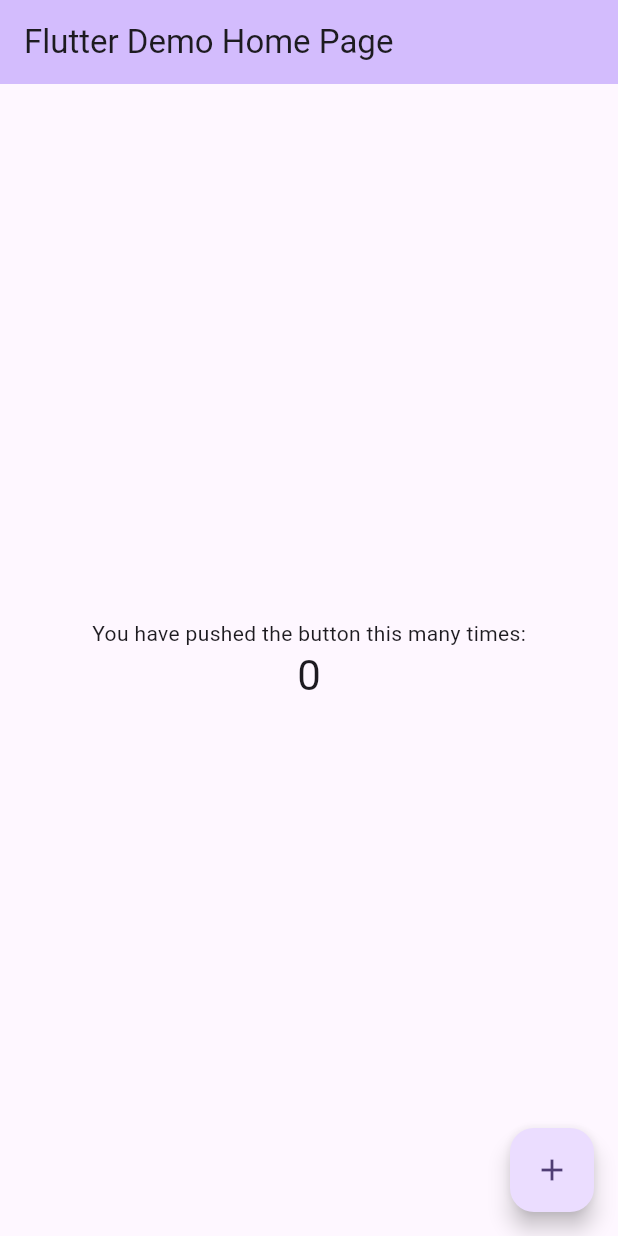
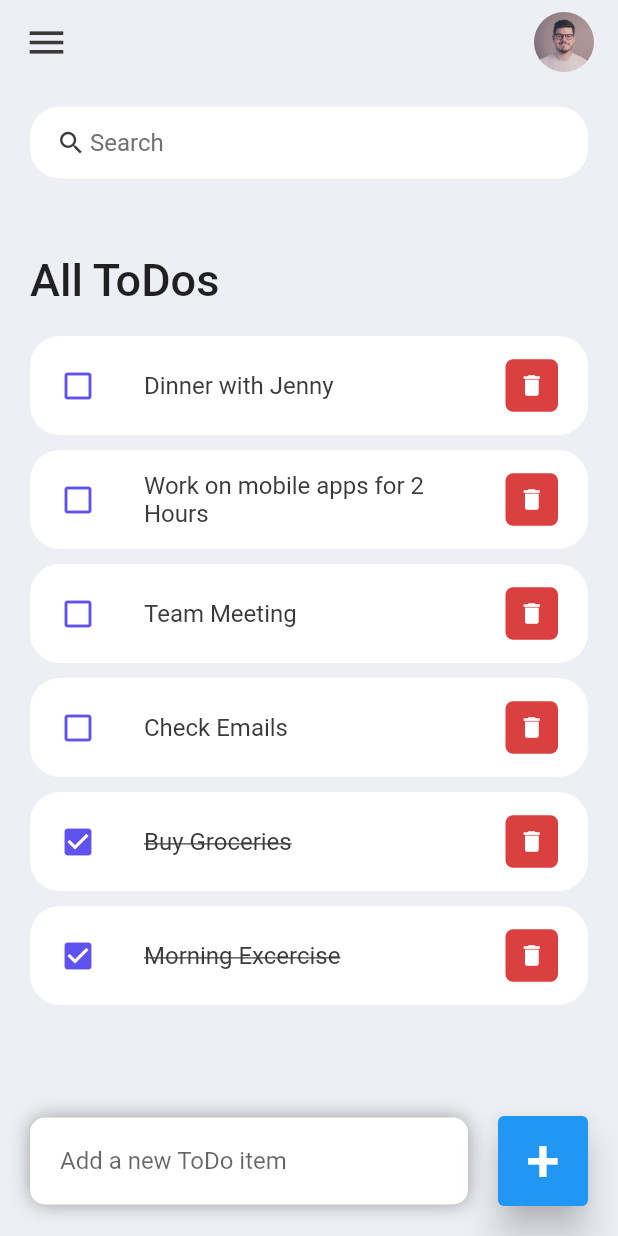
Before and after one commit to dhruvsoni2805/todo_app, a Flutter app: the screen it shows after launch, on a phone screen of 412 x 824 dp. Run offline on Flutter 3.47's test engine with Material 2 defaults, Android fonts, the phone set to English and light mode, and no system bars.

Commit message:
Implemented ToDo App

```diff
--- /dev/null
+++ b/lib/constants/colors.dart
@@ -0,0 +1,9 @@
+import 'package:flutter/material.dart';
+
+const Color tdRed = Color(0xFFDA4040);
+const Color tdBlue = Color(0xFF5F52EE);
+
+const Color tdBlack = Color(0xFF3A3A3A);
+const Color tdGrey = Color(0xFF717171);
+
+const Color tdBGColor = Color(0xFFEEEFF5);
--- a/lib/main.dart
+++ b/lib/main.dart
@@ -1,125 +1,24 @@
 import 'package:flutter/material.dart';
+import 'package:flutter/services.dart';
+import 'package:todo_app/screens/Home.dart';
 
 void main() {
+  //main function call first
+  //runApp() we have to pass the class
   runApp(const MyApp());
 }
 
 class MyApp extends StatelessWidget {
   const MyApp({super.key});
 
-  // This widget is the root of your application.
   @override
   Widget build(BuildContext context) {
-    return MaterialApp(
-      title: 'Flutter Demo',
-      theme: ThemeData(
-        // This is the theme of your application.
-        //
-        // TRY THIS: Try running your application with "flutter run". You'll see
-        // the application has a blue toolbar. Then, without quitting the app,
-        // try changing the seedColor in the colorScheme below to Colors.green
-        // and then invoke "hot reload" (save your changes or press the "hot
-        // reload" button in a Flutter-supported IDE, or press "r" if you used
-        // the command line to start the app).
-        //
-        // Notice that the counter didn't reset back to zero; the application
-        // state is not lost during the reload. To reset the state, use hot
-        // restart instead.
-        //
-        // This works for code too, not just values: Most code changes can be
-        // tested with just a hot reload.
-        colorScheme: ColorScheme.fromSeed(seedColor: Colors.deepPurple),
-        useMaterial3: true,
-      ),
-      home: const MyHomePage(title: 'Flutter Demo Home Page'),
+    SystemChrome.setSystemUIOverlayStyle(
+        const SystemUiOverlayStyle(statusBarColor: Colors.transparent));
+    return const MaterialApp(
+      debugShowCheckedModeBanner: false,
+      title: "To Do App",
+      home: Home(),
     );
   }
 }
-
-class MyHomePage extends StatefulWidget {
-  const MyHomePage({super.key, required this.title});
-
-  // This widget is the home page of your application. It is stateful, meaning
-  // that it has a State object (defined below) that contains fields that affect
-  // how it looks.
-
-  // This class is the configuration for the state. It holds the values (in this
-  // case the title) provided by the parent (in this case the App widget) and
-  // used by the build method of the State. Fields in a Widget subclass are
-  // always marked "final".
-
-  final String title;
-
-  @override
-  State<MyHomePage> createState() => _MyHomePageState();
-}
-
-class _MyHomePageState extends State<MyHomePage> {
-  int _counter = 0;
-
-  void _incrementCounter() {
-    setState(() {
-      // This call to setState tells the Flutter framework that something has
-      // changed in this State, which causes it to rerun the build method below
-      // so that the display can reflect the updated values. If we changed
-      // _counter without calling setState(), then the build method would not be
-      // called again, and so nothing would appear to happen.
-      _counter++;
-    });
-  }
-
-  @override
-  Widget build(BuildContext context) {
-    // This method is rerun every time setState is called, for instance as done
-    // by the _incrementCounter method above.
-    //
-    // The Flutter framework has been optimized to make rerunning build methods
-    // fast, so that you can just rebuild anything that needs updating rather
-    // than having to individually change instances of widgets.
-    return Scaffold(
-      appBar: AppBar(
-        // TRY THIS: Try changing the color here to a specific color (to
-        // Colors.amber, perhaps?) and trigger a hot reload to see the AppBar
-        // change color while the other colors stay the same.
-        backgroundColor: Theme.of(context).colorScheme.inversePrimary,
-        // Here we take the value from the MyHomePage object that was created by
-        // the App.build method, and use it to set our appbar title.
-        title: Text(widget.title),
-      ),
-      body: Center(
-        // Center is a layout widget. It takes a single child and positions it
-        // in the middle of the parent.
-        child: Column(
-          // Column is also a layout widget. It takes a list of children and
-          // arranges them vertically. By default, it sizes itself to fit its
-          // children horizontally, and tries to be as tall as its parent.
-          //
-          // Column has various properties to control how it sizes itself and
-          // how it positions its children. Here we use mainAxisAlignment to
-          // center the children vertically; the main axis here is the vertical
-          // axis because Columns are vertical (the cross axis would be
-          // horizontal).
-          //
-          // TRY THIS: Invoke "debug painting" (choose the "Toggle Debug Paint"
-          // action in the IDE, or press "p" in the console), to see the
-          // wireframe for each widget.
-          mainAxisAlignment: MainAxisAlignment.center,
-          children: <Widget>[
-            const Text(
-              'You have pushed the button this many times:',
-            ),
-            Text(
-              '$_counter',
-              style: Theme.of(context).textTheme.headlineMedium,
-            ),
-          ],
-        ),
-      ),
-      floatingActionButton: FloatingActionButton(
-        onPressed: _incrementCounter,
-        tooltip: 'Increment',
-        child: const Icon(Icons.add),
-      ), // This trailing comma makes auto-formatting nicer for build methods.
-    );
-  }
-}
--- /dev/null
+++ b/lib/model/todo.dart
@@ -0,0 +1,43 @@
+class ToDo {
+  String? id;
+  String? todoText;
+  bool isDone;
+
+  //constructor
+  ToDo({
+    required this.id,
+    required this.todoText,
+    this.isDone = false,
+  });
+
+  static List<ToDo> todoList() {
+    return [
+      ToDo(
+        id: '01',
+        todoText: 'Morning Excercise',
+        isDone: true,
+      ),
+      ToDo(
+        id: '02',
+        todoText: 'Buy Groceries',
+        isDone: true,
+      ),
+      ToDo(
+        id: '03',
+        todoText: 'Check Emails',
+      ),
+      ToDo(
+        id: '04',
+        todoText: 'Team Meeting',
+      ),
+      ToDo(
+        id: '05',
+        todoText: 'Work on mobile apps for 2 Hours',
+      ),
+      ToDo(
+        id: '06',
+        todoText: 'Dinner with Jenny',
+      ),
+    ];
+  }
+}
--- /dev/null
+++ b/lib/screens/Home.dart
@@ -0,0 +1,226 @@
+import 'package:flutter/material.dart';
+import 'package:todo_app/constants/colors.dart';
+import 'package:todo_app/widgets/todo_item.dart';
+
+import '../model/todo.dart';
+
+class Home extends StatefulWidget {
+  const Home({super.key});
+
+  @override
+  State<Home> createState() => _HomeState();
+}
+
+class _HomeState extends State<Home> {
+  final todooList = ToDo.todoList();
+  List<ToDo> _foundToDo = [];
+  final _todoController = TextEditingController();
+
+  @override
+  void initState() {
+    _foundToDo = todooList;
+    super.initState();
+  }
+
+  @override
+  Widget build(BuildContext context) {
+    return Scaffold(
+      backgroundColor: tdBGColor,
+      appBar: _buildAppBar(),
+      body: Stack(
+        children: [
+          Container(
+            padding: const EdgeInsets.symmetric(
+              horizontal: 20,
+              vertical: 15,
+            ),
+            child: Column(children: [
+              //search box containter added by the widget functioon call
+              searchBox(),
+              //List View For the all the ToDos Items.
+              Expanded(
+                child: ListView(
+                  children: [
+                    Container(
+                      margin: const EdgeInsets.only(
+                        top: 50,
+                        bottom: 20,
+                      ),
+                      child: const Text(
+                        "All ToDos",
+                        style: TextStyle(
+                          fontSize: 30,
+                          fontWeight: FontWeight.w500,
+                        ),
+                      ),
+                    ),
+                    for (ToDo todoo in _foundToDo.reversed)
+                      ToDoItem(
+                        todo: todoo,
+                        onToDoChanged: _handleToDoChange,
+                        onDeleteItem: _onDeleteToDoItem,
+                      ),
+                  ],
+                ),
+              )
+            ]),
+          ),
+          //creating the add the new ToDo Item at the bottom screen.
+          Align(
+            alignment: Alignment.bottomCenter,
+            child: Row(
+              children: [
+                // TextInput container for the new ToDo Item
+                Expanded(
+                  child: Container(
+                    margin: const EdgeInsets.only(
+                      bottom: 20,
+                      right: 20,
+                      left: 20,
+                    ),
+                    padding: const EdgeInsets.symmetric(
+                      horizontal: 20,
+                      vertical: 5,
+                    ),
+                    decoration: BoxDecoration(
+                      color: Colors.white,
+                      boxShadow: const [
+                        BoxShadow(
+                          color: Colors.grey,
+                          offset: Offset(0.0, 0.0),
+                          blurRadius: 10.0,
+                          spreadRadius: 0.0,
+                        ),
+                      ],
+                      borderRadius: BorderRadius.circular(10),
+                    ),
+                    child: TextField(
+                      controller: _todoController,
+                      decoration: const InputDecoration(
+                        hintText: "Add a new ToDo item",
+                        border: InputBorder.none,
+                      ),
+                    ),
+                  ),
+                ),
+                //Add ToDo Item Icon Button
+                Container(
+                  margin: const EdgeInsets.only(
+                    bottom: 20,
+                    right: 20,
+                  ),
+                  child: ElevatedButton(
+                    onPressed: () {
+                      _addToDoItem(_todoController.text);
+                    },
+                    style: ElevatedButton.styleFrom(
+                      minimumSize: const Size(60, 60),
+                      elevation: 10,
+                    ),
+                    child: const Text(
+                      "+",
+                      style: TextStyle(
+                        fontSize: 40,
+                      ),
+                    ),
+                  ),
+                )
+              ],
+            ),
+          )
+        ],
+      ),
+    );
+  }
+
+  void _handleToDoChange(ToDo toDo) {
+    setState(() {
+      toDo.isDone = !toDo.isDone;
+    });
+  }
+
+  void _onDeleteToDoItem(String id) {
+    setState(() {
+      todooList.removeWhere((item) => item.id == id);
+    });
+  }
+
+  void _addToDoItem(String toDo) {
+    setState(() {
+      todooList.add(ToDo(
+          id: DateTime.now().millisecondsSinceEpoch.toString(),
+          todoText: toDo));
+    });
+    _todoController.clear();
+  }
+
+  void _runFilter(String enteredKeyword) {
+    List<ToDo> results = [];
+
+    if (enteredKeyword.isEmpty) {
+      results = todooList;
+    } else {
+      results = todooList
+          .where((item) => item.todoText!
+              .toLowerCase()
+              .contains(enteredKeyword.toLowerCase()))
+          .toList();
+    }
+
+    setState(() {
+      _foundToDo = results;
+    });
+  }
+
+  Widget searchBox() {
+    return Container(
+        padding: const EdgeInsets.symmetric(horizontal: 15),
+        decoration: BoxDecoration(
+          color: Colors.white,
+          borderRadius: BorderRadius.circular(20),
+        ),
+        child: TextField(
+          onChanged: (value) => _runFilter(value),
+          decoration: const InputDecoration(
+            contentPadding: EdgeInsets.symmetric(vertical: 5.0),
+            prefixIcon: Icon(
+              Icons.search,
+              color: tdBlack,
+              size: 20,
+            ),
+            prefixIconConstraints: BoxConstraints(
+              maxHeight: 20,
+              minWidth: 25,
+            ),
+            border: InputBorder.none,
+            hintText: 'Search',
+            hintStyle: TextStyle(color: tdGrey),
+          ),
+        ));
+  }
+
+  AppBar _buildAppBar() {
+    return AppBar(
+      elevation: 0,
+      backgroundColor: tdBGColor,
+      title: Row(
+        mainAxisAlignment: MainAxisAlignment.spaceBetween,
+        children: [
+          const Icon(
+            Icons.menu,
+            color: tdBlack,
+            size: 30,
+          ),
+          Container(
+            height: 40,
+            width: 40,
+            child: ClipRRect(
+              borderRadius: BorderRadius.circular(20),
+              child: Image.asset('assets/images/avatar.jpeg'),
+            ),
+          )
+        ],
+      ),
+    );
+  }
+}
--- /dev/null
+++ b/lib/widgets/todo_item.dart
@@ -0,0 +1,61 @@
+import 'package:flutter/material.dart';
+import 'package:todo_app/constants/colors.dart';
+import '../model/todo.dart';
+
+class ToDoItem extends StatelessWidget {
+  final ToDo todo;
+  final onToDoChanged;
+  final onDeleteItem;
+  const ToDoItem({
+    super.key,
+    required this.todo,
+    required this.onDeleteItem,
+    required this.onToDoChanged,
+  });
+
+  @override
+  Widget build(BuildContext context) {
+    return Container(
+      margin: const EdgeInsets.only(bottom: 10),
+      child: ListTile(
+        onTap: () {
+          onToDoChanged(todo);
+        },
+        contentPadding: const EdgeInsets.symmetric(horizontal: 20, vertical: 5),
+        shape: RoundedRectangleBorder(
+          borderRadius: BorderRadius.circular(20),
+        ),
+        tileColor: Colors.white,
+        leading: Icon(
+          todo.isDone ? Icons.check_box : Icons.check_box_outline_blank,
+          color: tdBlue,
+        ),
+        title: Text(
+          todo.todoText!,
+          style: TextStyle(
+            fontSize: 16,
+            color: tdBlack,
+            decoration: todo.isDone ? TextDecoration.lineThrough : null,
+          ),
+        ),
+        trailing: Container(
+          padding: const EdgeInsets.all(0),
+          height: 35,
+          width: 35,
+          decoration: BoxDecoration(
+            color: tdRed,
+            borderRadius: BorderRadius.circular(5),
+          ),
+          child: IconButton(
+            icon: const Icon(Icons.delete),
+            color: Colors.white,
+            iconSize: 18,
+            onPressed: () {
+              onDeleteItem(todo.id);
+            },
+          ),
+        ),
+      ),
+    );
+  }
+}
--- a/pubspec.yaml
+++ b/pubspec.yaml
@@ -59,8 +59,8 @@ flutter:
   uses-material-design: true
 
   # To add assets to your application, add an assets section, like this:
-  # assets:
-  #   - images/a_dot_burr.jpeg
+  assets:
+    - assets/images/
   #   - images/a_dot_ham.jpeg
 
   # An image asset can refer to one or more resolution-specific "variants", see
```
Also changed, not shown: assets/images/avatar.jpeg (added).
